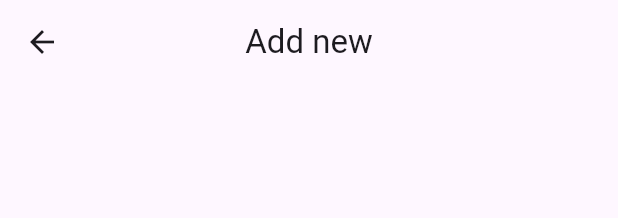
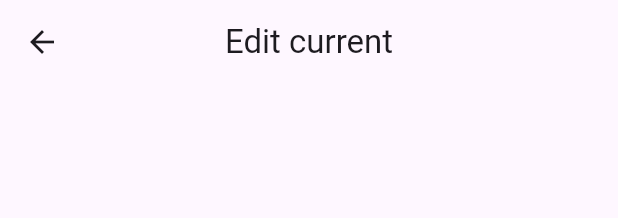
Before and after one commit to KlesserRG/film_list_third, a Flutter app: the MainPageSliverAnimatedListItem widget shown alone on an empty page, opened directly with empty values, after a tap on the "more vert" icon, after a tap on the "edit" icon, on a phone screen of 412 x 824 dp. Shown: the top 218 px of the screen. Run offline on Flutter 3.47's test engine with Material 2 defaults, Android fonts, the phone set to English and light mode, and no system bars; our stand-ins replace auto_route, bloc, equatable, flutter_bloc, hive, hive_flutter; accounts and stored records are empty.

Commit message:
fix bugs

```diff
--- a/lib/frontend/mobile/add_and_edit_page/add_and_edit_page.dart
+++ b/lib/frontend/mobile/add_and_edit_page/add_and_edit_page.dart
@@ -32,7 +32,7 @@ class _AddAndEditPageState extends State<AddAndEditPage> {
 
   @override
   Widget build(BuildContext context) {
-    if (widget.isAdd == false && isEdit == false) {
+    if (widget.isAdd == isEdit) {
       isEdit = true;
       isWatched = widget.data?.isWatched ?? true;
       rate = widget.data?.rate ?? 3;
@@ -68,7 +68,7 @@ class _AddAndEditPageState extends State<AddAndEditPage> {
 
     return Scaffold(
       appBar: AppBar(
-        title: Text(widget.data != null ? "Add new" : "Edit current"),
+        title: Text(widget.data == null ? "Add new" : "Edit current"),
         centerTitle: true,
       ),
       body: Padding(
@@ -78,6 +78,7 @@ class _AddAndEditPageState extends State<AddAndEditPage> {
           children: [
             TextField(
               controller: title,
+              autofocus: widget.isAdd,
               decoration: const InputDecoration(label: Text("Title")),
               onChanged: (value) => setState(() {}),
             ),
--- a/lib/frontend/mobile/main_page/main_page_widgets/main_page_sliver_animated_list.dart
+++ b/lib/frontend/mobile/main_page/main_page_widgets/main_page_sliver_animated_list.dart
@@ -16,18 +16,13 @@ class MainPageSliverAnimatedList extends StatelessWidget {
     return SliverList.builder(
       itemBuilder: (context, index) {
         return list.isEmpty
-            ? SliverAnimatedList(
-                itemBuilder: (context, index, animation) => const ListTile(
-                  title: Center(child: Text("No data")),
-                ),
-                initialItemCount: 1,
-              )
+            ? const Center(child: Text("No data"))
             : MainPageSliverAnimatedListItem(
                 index: list.length - 1 - index,
                 data: list[list.length - 1 - index],
               );
       },
-      itemCount: list.length - 1,
+      itemCount: list.length,
     );
   }
 }
@@ -72,7 +67,12 @@ class _MainPageSliverAnimatedListItemState
             Column(
               crossAxisAlignment: CrossAxisAlignment.start,
               children: [
-                Text(widget.data.title),
+                SizedBox(
+                  width: MediaQuery.of(context).size.width * 0.7,
+                  child: Text(
+                    widget.data.title,
+                  ),
+                ),
                 widget.data.isWatched == true
                     ? Row(children: generateRate(widget.data.rate))
                     : const Text("Not watched before"),
--- a/lib/frontend/mobile/main_page/main_page_widgets/main_page_sliver_app_bar.dart
+++ b/lib/frontend/mobile/main_page/main_page_widgets/main_page_sliver_app_bar.dart
@@ -14,7 +14,7 @@ class _MainPageSliverAppBarState extends State<MainPageSliverAppBar> {
   @override
   Widget build(BuildContext context) {
     return const SliverAppBar(
-      title: Text("Film List"),
+      title: Text("Your Wish List"),
       centerTitle: true,
       floating: false,
       // actions: <Widget>[
--- a/lib/main.dart
+++ b/lib/main.dart
@@ -14,4 +14,5 @@ void main() async{
   await Hive.openBox<UserThemeDataType>(FilmItemTypeKeys.userThemeDataTypeKey);
 
   runApp(const FilmListAppStart());
+
 }
```
Also changed, not shown: 63 other files.
